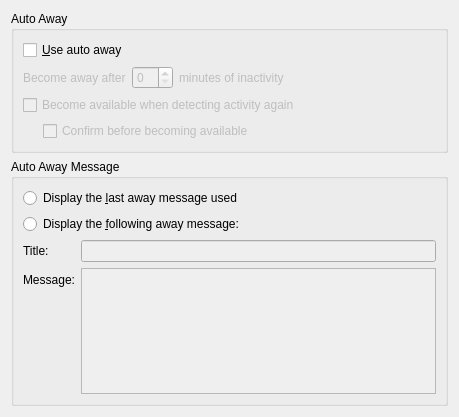
Qt form kopete/config/behavior/behaviorconfig_away.ui (KDE/kopete) before a commit.
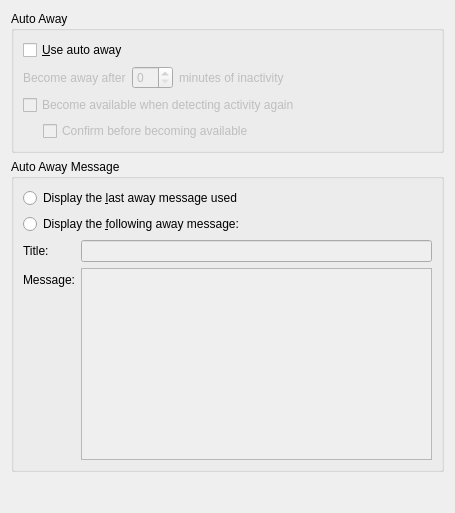
The same form after that commit. Custom widgets are drawn as their Qt base class.

Commit message: Fix spacer sizes. Fix margins.

The edit to the form file:
```diff
--- a/kopete/config/behavior/behaviorconfig_away.ui
+++ b/kopete/config/behavior/behaviorconfig_away.ui
@@ -1,12 +1,12 @@
 <ui version="4.0" >
  <class>BehaviorConfig_Away</class>
- <widget class="QWidget" name="BehaviorConfig_Away" >
-  <property name="geometry" >
+ <widget class="QWidget" name="BehaviorConfig_Away">
+  <property name="geometry">
    <rect>
     <x>0</x>
     <y>0</y>
     <width>455</width>
-    <height>417</height>
+    <height>513</height>
    </rect>
   </property>
   <layout class="QVBoxLayout" name="verticalLayout_2" >
@@ -15,13 +15,7 @@
      <property name="title" >
       <string>Auto Away</string>
      </property>
-     <layout class="QVBoxLayout" >
-      <property name="spacing" >
-       <number>6</number>
-      </property>
-      <property name="margin" >
-       <number>9</number>
-      </property>
+     <layout class="QVBoxLayout">
       <item>
        <widget class="QCheckBox" name="kcfg_useAutoAway" >
         <property name="text" >
@@ -69,9 +63,9 @@
           <property name="orientation" >
            <enum>Qt::Horizontal</enum>
           </property>
-          <property name="sizeHint" stdset="0" >
+          <property name="sizeHint" stdset="0">
            <size>
-            <width>40</width>
+            <width>0</width>
             <height>20</height>
            </size>
           </property>
@@ -182,9 +176,9 @@
      <property name="orientation" >
       <enum>Qt::Vertical</enum>
      </property>
-     <property name="sizeHint" stdset="0" >
+     <property name="sizeHint" stdset="0">
       <size>
-       <width>437</width>
+       <width>20</width>
        <height>0</height>
       </size>
      </property>
```
Left out of the diff: 133 changed lines with no effect on the pictures. The commit also changes 11 other files.
